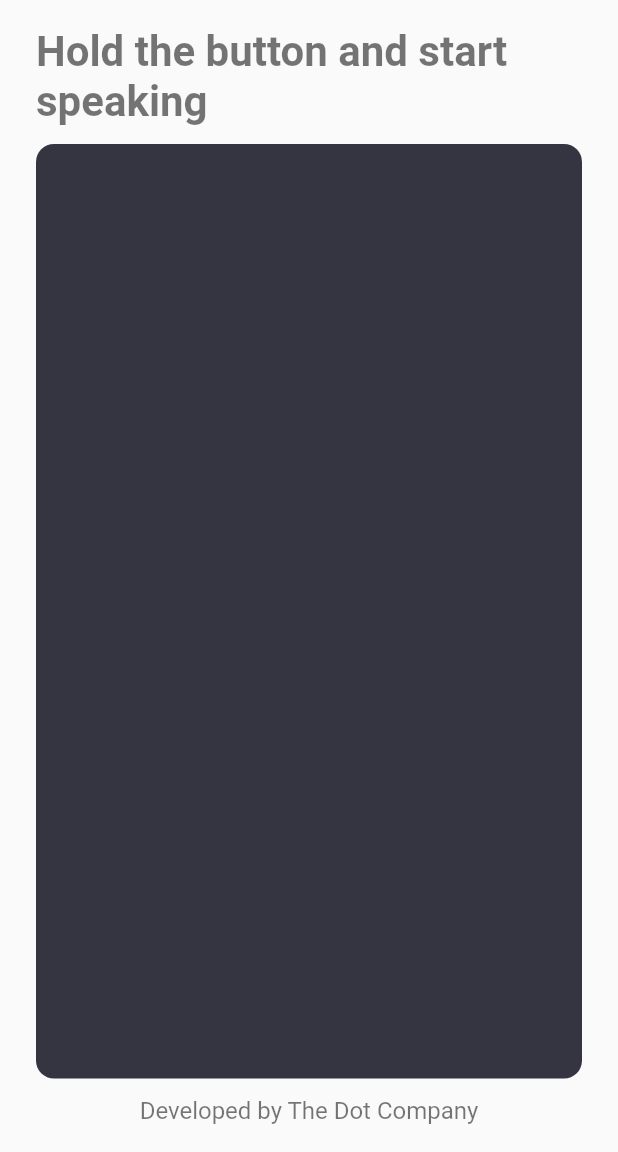
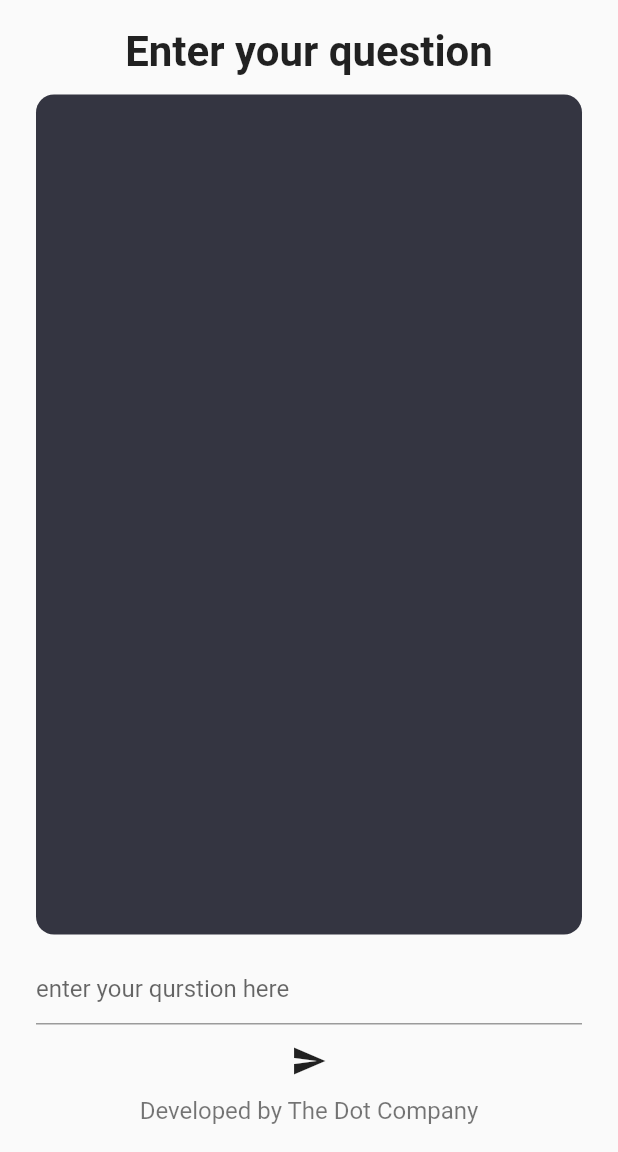
Before and after one commit to smahesh77/Flutter-Voice_Assistant, a Flutter app: the screen it shows after launch, in the side drawer, after a tap on "Text input", on a phone screen of 412 x 824 dp, the part 84-1236 px from its top. Run offline on Flutter 3.47's test engine with Material 2 defaults, Android fonts, the phone set to English and light mode, and no system bars; our stand-ins replace avatar_glow, speech_to_text.

Commit message:
fixed bugs and completed project

```diff
--- a/lib/api.dart
+++ b/lib/api.dart
@@ -25,7 +25,7 @@ class Api {
           "presence_penalty": 0.0,
           "stop": ["Human", "AI:"]
         }));
-
+    print(jsonDecode(res.body));
     if (res.statusCode == 200) {
       var data = jsonDecode(res.body.toString());
       var msg = data['choices'][0]['text'];
--- a/lib/speechScreen.dart
+++ b/lib/speechScreen.dart
@@ -4,7 +4,7 @@ import 'package:flutter/src/widgets/framework.dart';
 import 'package:flutter/src/widgets/placeholder.dart';
 import 'package:speech_to_text/speech_to_text.dart';
 import 'package:voice_assistant/api.dart';
-import 'package:voice_assistant/catModel.dart';
+import 'package:voice_assistant/chatModel.dart';
 import 'package:voice_assistant/colors.dart';
 import 'package:voice_assistant/textScreen.dart';
 
@@ -177,7 +177,7 @@ class _SpeechScreenState extends State<SpeechScreen> {
         CircleAvatar(
           backgroundColor: bgColor,
           child: Icon(
-            Icons.person,
+            type == ChatMsgType.bot ? Icons.android : Icons.person,
             color: Colors.white,
           ),
         ),
--- a/lib/textScreen.dart
+++ b/lib/textScreen.dart
@@ -4,7 +4,7 @@ import 'package:flutter/src/widgets/framework.dart';
 import 'package:flutter/src/widgets/placeholder.dart';
 import 'package:speech_to_text/speech_to_text.dart';
 import 'package:voice_assistant/api.dart';
-import 'package:voice_assistant/catModel.dart';
+import 'package:voice_assistant/chatModel.dart';
 import 'package:voice_assistant/colors.dart';
 import 'package:voice_assistant/speechScreen.dart';
 
@@ -17,10 +17,11 @@ class textScreen extends StatefulWidget {
 
 class _textScreenState extends State<textScreen> {
   SpeechToText speechtotext = SpeechToText();
-  var text = "Hold the button and start speaking";
+  var text;
   var isListening = false;
   final List<ChatMsg> messages = [];
   var scrollCon = ScrollController();
+  var qCon = TextEditingController();
 
   scrolMeth() {
     scrollCon.animateTo(
@@ -50,7 +51,6 @@ class _textScreenState extends State<textScreen> {
                     MaterialPageRoute(builder: (context) => SpeechScreen()));
               },
             ),
-
           ],
         ),
       ),
@@ -71,10 +71,10 @@ class _textScreenState extends State<textScreen> {
         padding: EdgeInsets.symmetric(horizontal: 24, vertical: 18),
         child: Column(
           children: [
-            Text(
-              text,
+            const Text(
+              "Enter your question",
               style: TextStyle(
-                  color: isListening ? Colors.black87 : Colors.black54,
+                  color: Colors.black87,
                   fontSize: 28,
                   fontWeight: FontWeight.w600),
             ),
@@ -103,6 +103,23 @@ class _textScreenState extends State<textScreen> {
             const SizedBox(
               height: 12,
             ),
+            TextField(
+              controller: qCon,
+              decoration: InputDecoration(hintText: "enter your qurstion here"),
+            ),
+            IconButton(
+                splashRadius: 20,
+                onPressed: () async {
+                  text = qCon.text;
+                  messages.add(ChatMsg(text: text, type: ChatMsgType.user));
+                  var msg = await Api.sendMsg(text);
+                  setState(() {
+                    messages.add(ChatMsg(text: msg, type: ChatMsgType.bot));
+                  });
+                  qCon.clear();
+                },
+                icon: const Icon(Icons.send)),
+
             const Text(
               'Developed by The Dot Company',
               style: TextStyle(
@@ -123,7 +140,7 @@ class _textScreenState extends State<textScreen> {
         CircleAvatar(
           backgroundColor: bgColor,
           child: Icon(
-            Icons.person,
+            type == ChatMsgType.bot ? Icons.android : Icons.person,
             color: Colors.white,
           ),
         ),
```
Also changed, not shown: lib/chatModel.dart (renamed from lib/catModel.dart). Lines whose indentation alone changed are shown as unchanged.
